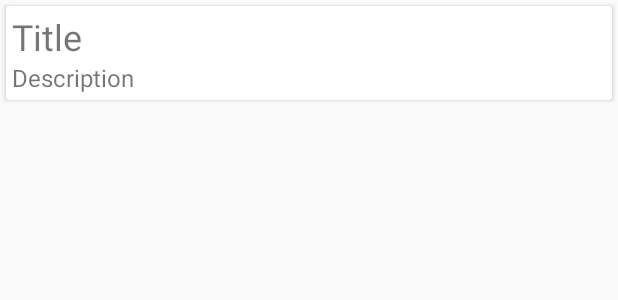
After one commit to RocketRider/Suicidal-thoughts, an Android app: the layout item_content.xml on its own in the app's theme, with its tools: preview values and no code run, on a phone screen of 412 x 824 dp. The commit adds this screen. Shown: the top 300 px of the screen. Run offline under Robolectric (Android 15) with nearby library versions, the phone set to English and light mode, and no system bars.

Commit message:
#7 first content viewer

```diff
--- a/app/build.gradle
+++ b/app/build.gradle
@@ -40,4 +40,5 @@ dependencies {
     compile 'com.fasterxml.jackson.core:jackson-core:2.6.5' //2.7 needs Java 7
     compile 'com.fasterxml.jackson.core:jackson-annotations:2.6.5'
     compile 'com.fasterxml.jackson.core:jackson-databind:2.6.5'
+    compile 'com.android.support:recyclerview-v7:23.2.1'
 }
--- a/app/src/main/java/de/rrsoftware/suicidalthoughts/content/model/ContentDocument.java
+++ b/app/src/main/java/de/rrsoftware/suicidalthoughts/content/model/ContentDocument.java
@@ -8,7 +8,7 @@ import java.util.Map;
 
 @JsonIgnoreProperties(ignoreUnknown = true)
 public class ContentDocument {
-    private static Map<String, ContentDocument> documents = new HashMap<>();
+    private static final Map<String, ContentDocument> documents = new HashMap<>();
     @JsonProperty("title")
     public String title;
     @JsonProperty("description")
--- a/app/src/main/java/de/rrsoftware/suicidalthoughts/content/model/ContentLoader.java
+++ b/app/src/main/java/de/rrsoftware/suicidalthoughts/content/model/ContentLoader.java
@@ -23,7 +23,7 @@ public final class ContentLoader {
             e.printStackTrace();
         }
         if (document != null) {
-            String id = "";//TODO
+            String id = "content";//TODO
             document.setId(id);
         }
     }
--- a/app/src/main/java/de/rrsoftware/suicidalthoughts/smileactivity/SmileActivity.java
+++ b/app/src/main/java/de/rrsoftware/suicidalthoughts/smileactivity/SmileActivity.java
@@ -5,15 +5,15 @@ import android.app.AlertDialog;
 import android.content.DialogInterface;
 import android.content.Intent;
 import android.content.pm.PackageManager;
+import android.os.Bundle;
 import android.os.Handler;
 import android.os.Looper;
 import android.support.v4.app.ActivityCompat;
 import android.support.v7.app.AppCompatActivity;
-import android.os.Bundle;
 import android.widget.TextView;
 
 import de.rrsoftware.suicidalthoughts.R;
-import de.rrsoftware.suicidalthoughts.questions.ui.QuestionsActivity;
+import de.rrsoftware.suicidalthoughts.content.ui.ContentActivity;
 import de.rrsoftware.suicidalthoughts.smileactivity.camera.CameraUtil;
 import de.rrsoftware.suicidalthoughts.smileactivity.camera.CameraView;
 import de.rrsoftware.suicidalthoughts.task.AppInitTask;
@@ -141,7 +141,7 @@ public class SmileActivity extends AppCompatActivity {
     }
 
     private void done() {
-        Intent intent = new Intent(this, QuestionsActivity.class);
+        Intent intent = new Intent(this, ContentActivity.class);
         startActivity(intent);
         finish();
     }
--- /dev/null
+++ b/app/src/main/res/layout/item_content.xml
@@ -0,0 +1,40 @@
+<?xml version="1.0" encoding="utf-8"?>
+<LinearLayout xmlns:android="http://schemas.android.com/apk/res/android"
+    xmlns:card_view="http://schemas.android.com/apk/res-auto"
+    xmlns:tools="http://schemas.android.com/tools"
+    android:layout_width="match_parent"
+    android:layout_height="wrap_content"
+    android:clipToPadding="false"
+    android:padding="4dp">
+
+    <android.support.v7.widget.CardView xmlns:card_view="http://schemas.android.com/apk/res-auto"
+        android:id="@+id/card_view"
+        android:layout_width="match_parent"
+        android:layout_height="wrap_content"
+        android:layout_gravity="center"
+        card_view:cardCornerRadius="2dp"
+        card_view:cardElevation="2dp">
+
+        <LinearLayout
+            android:layout_width="match_parent"
+            android:layout_height="wrap_content"
+            android:orientation="vertical"
+            android:padding="4dp">
+
+            <TextView
+                android:id="@+id/title"
+                android:layout_width="match_parent"
+                android:layout_height="match_parent"
+                android:textSize="24sp"
+                tools:text="Title" />
+
+            <TextView
+                android:id="@+id/description"
+                android:layout_width="match_parent"
+                android:layout_height="match_parent"
+                android:textSize="16sp"
+                tools:text="Description" />
+        </LinearLayout>
+
+    </android.support.v7.widget.CardView>
+</LinearLayout>
--- a/build.gradle
+++ b/build.gradle
@@ -5,7 +5,7 @@ buildscript {
         jcenter()
     }
     dependencies {
-        classpath 'com.android.tools.build:gradle:2.0.0-beta7'
+        classpath 'com.android.tools.build:gradle:2.0.0-rc1'
 
         // NOTE: Do not place your application dependencies here; they belong
         // in the individual module build.gradle files
```
Also changed, not shown: app/src/main/java/de/rrsoftware/suicidalthoughts/content/ui/ContentActivity.java (+20 -1 lines), app/src/main/java/de/rrsoftware/suicidalthoughts/content/ui/ContentAdapter.java (added, +60 -0 lines), app/src/main/res/layout/activity_content.xml (+6 -4 lines).
